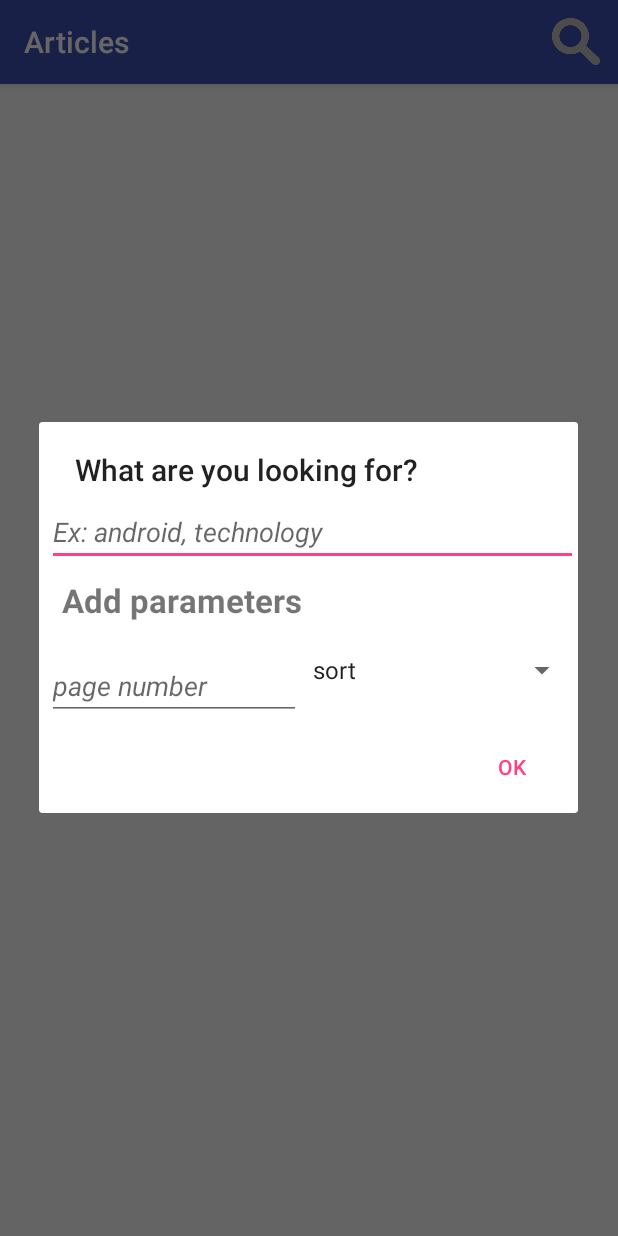
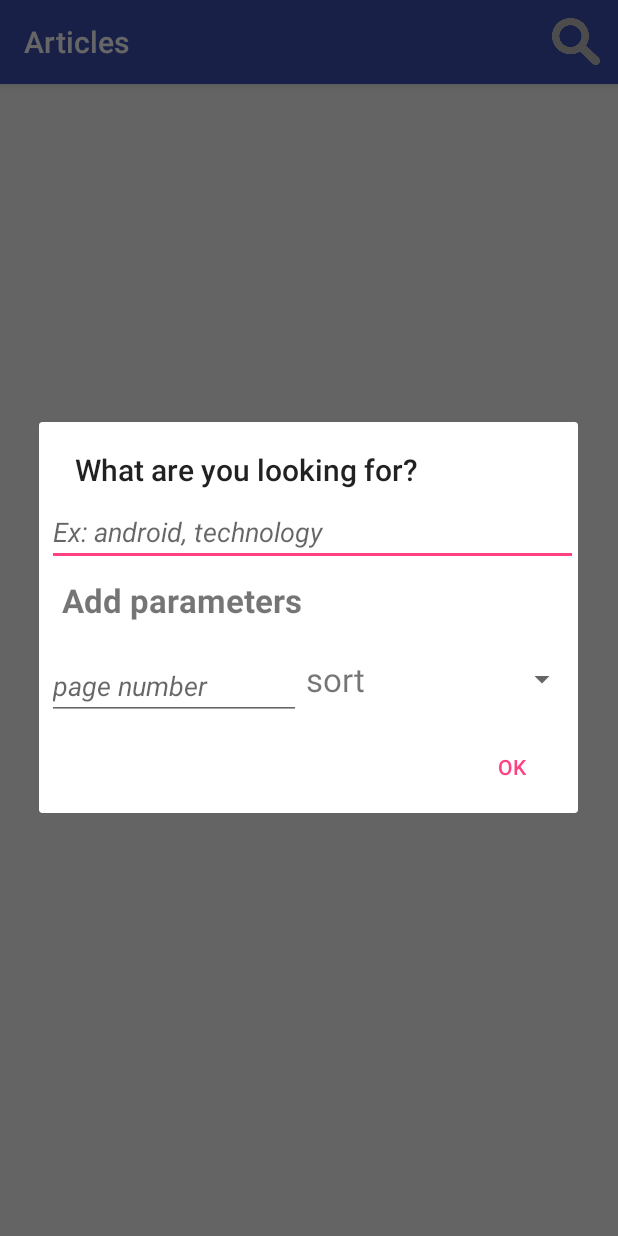
Before and after one commit to rrosatti/nyt-news, an Android app: the screen it shows after launch (MainActivity), after a tap on "Search Articles", on a phone screen of 412 x 824 dp. Run offline under Robolectric (Android 15) with nearby library versions, the phone set to English and light mode, and no system bars.

Commit message:
make RemoteFetch works with multiple parameters(query, pageNumber, sort)

```diff
--- a/app/src/main/java/com/example/rodri/nytnews/json/RemoteFetch.java
+++ b/app/src/main/java/com/example/rodri/nytnews/json/RemoteFetch.java
@@ -1,6 +1,4 @@
 package com.example.rodri.nytnews.json;
-
-import com.example.rodri.nytnews.R;
 
 import org.json.JSONObject;
 
@@ -18,9 +16,24 @@ public class RemoteFetch {
     private static final String SEARCH_NYTIMES_API =
             "http://api.nytimes.com/svc/search/v2/articlesearch.json?api-key=" + NYT_KEY;
 
-    public JSONObject getJSON(String query) {
+    /**
+     *
+     * Items from the parameters vector:
+     * p[0] = query
+     * p[1] = page number
+     * p[2] = sort
+     *
+     * @param parameters
+     * @return
+     */
+    public JSONObject getJSON(String[] parameters) {
         String stringURL = SEARCH_NYTIMES_API;
-        stringURL  += "&q=" + query;
+
+        stringURL  += "&q=" + parameters[0];
+        if (!parameters[1].equals(""))
+            stringURL += "&page=" + parameters[1];
+        if (!parameters[2].equals(""))
+            stringURL += "&sort=" + parameters[2];
 
         try {
 
--- a/app/src/main/java/com/example/rodri/nytnews/ui/activity/MainActivity.java
+++ b/app/src/main/java/com/example/rodri/nytnews/ui/activity/MainActivity.java
@@ -9,18 +9,18 @@ import android.view.LayoutInflater;
 import android.view.Menu;
 import android.view.MenuItem;
 import android.view.View;
-import android.widget.ArrayAdapter;
+import android.widget.AdapterView;
 import android.widget.EditText;
 import android.widget.ListView;
 import android.widget.RelativeLayout;
 import android.widget.Spinner;
-import android.widget.SpinnerAdapter;
 import android.widget.Toast;
 
 import com.example.rodri.nytnews.R;
 import com.example.rodri.nytnews.article.Article;
 import com.example.rodri.nytnews.json.RemoteFetch;
 import com.example.rodri.nytnews.ui.adapter.ArticleAdapter;
+import com.example.rodri.nytnews.ui.adapter.CustomSpinnerAdapter;
 
 import org.json.JSONArray;
 import org.json.JSONObject;
@@ -44,8 +44,10 @@ public class MainActivity extends AppCompatActivity {
     private View view;
 
     private String query = "";
+    private String pageNumber = "";
+    private String sortParameter = "";
     private List<String> sortOptions;
-    private ArrayAdapter<String> spinnerAdapter;
+    private CustomSpinnerAdapter spinnerAdapter;
 
     @Override
     protected void onCreate(Bundle savedInstanceState) {
@@ -55,6 +57,17 @@ public class MainActivity extends AppCompatActivity {
         initializeCustomComponents();
         this.setTitle(R.string.articles_title);
 
+        sortSpinner.setOnItemSelectedListener(new AdapterView.OnItemSelectedListener() {
+            @Override
+            public void onItemSelected(AdapterView<?> parent, View view, int position, long id) {
+                sortParameter = sortSpinner.getSelectedItem().toString();
+            }
+
+            @Override
+            public void onNothingSelected(AdapterView<?> parent) {
+
+            }
+        });
 
         new ParseJsonAsyncTask().execute();
     }
@@ -94,7 +107,7 @@ public class MainActivity extends AppCompatActivity {
         sortSpinner = (Spinner) view.findViewById(R.id.sortArticlesSpinner);
 
         sortOptions = Arrays.asList(getResources().getStringArray(R.array.sort_list));
-        spinnerAdapter = new ArrayAdapter(MainActivity.this, android.R.layout.simple_spinner_item, sortOptions);
+        spinnerAdapter = new CustomSpinnerAdapter(MainActivity.this, 0, sortOptions);
         sortSpinner.setAdapter(spinnerAdapter);
     }
 
@@ -120,6 +133,7 @@ public class MainActivity extends AppCompatActivity {
                     return;
                 } else {
                     verifyQuery();
+                    pageNumber = etPageNumber.getText().toString();
                     new ParseJsonAsyncTask().execute();
                 }
             }
@@ -147,10 +161,18 @@ public class MainActivity extends AppCompatActivity {
                 RemoteFetch remoteFetch = new RemoteFetch();
                 JSONObject json;
 
+                String[] parameters = new String[3];
+
                 if (query.equals("")) {
-                    json = remoteFetch.getJSON("android");
+                    parameters[0] = "android";
+                    parameters[1] = "";
+                    parameters[2] = "";
+                    json = remoteFetch.getJSON(parameters);
                 } else {
-                    json = remoteFetch.getJSON(query);
+                    parameters[0] = query;
+                    parameters[1] = pageNumber;
+                    parameters[2] = sortParameter;
+                    json = remoteFetch.getJSON(parameters);
                 }
 
                 articleVenueArray = json.getJSONObject("response").getJSONArray("docs");
--- a/app/src/main/java/com/example/rodri/nytnews/ui/adapter/CustomSpinnerAdapter.java
+++ b/app/src/main/java/com/example/rodri/nytnews/ui/adapter/CustomSpinnerAdapter.java
@@ -66,7 +66,12 @@ public class CustomSpinnerAdapter extends ArrayAdapter<String> {
             holder = (ViewHolder) v.getTag();
         }
 
-        holder.displayItem.setText(items.get(position));
+        if (position == 0) {
+            holder.displayItem.setText(R.string.sort);
+        } else {
+            holder.displayItem.setText(items.get(position));
+        }
+
 
         return v;
     }
--- a/app/src/main/res/layout/spinner_item.xml
+++ b/app/src/main/res/layout/spinner_item.xml
@@ -7,7 +7,7 @@
         android:layout_height="wrap_content"
         android:layout_width="wrap_content"
         android:id="@+id/txtSpinnerItem"
-        android:textSize="9pt"
-        android:padding="2dp" />
+        android:textSize="10pt"
+        android:padding="3dp" />
 
 </LinearLayout>
--- a/app/src/main/res/values/arrays.xml
+++ b/app/src/main/res/values/arrays.xml
@@ -2,7 +2,7 @@
 <resources>
 
     <string-array name="sort_list">
-        <item>@string/sort</item>
+        <item></item>
         <item>@string/oldest</item>
         <item>@string/newest</item>
     </string-array>
```
